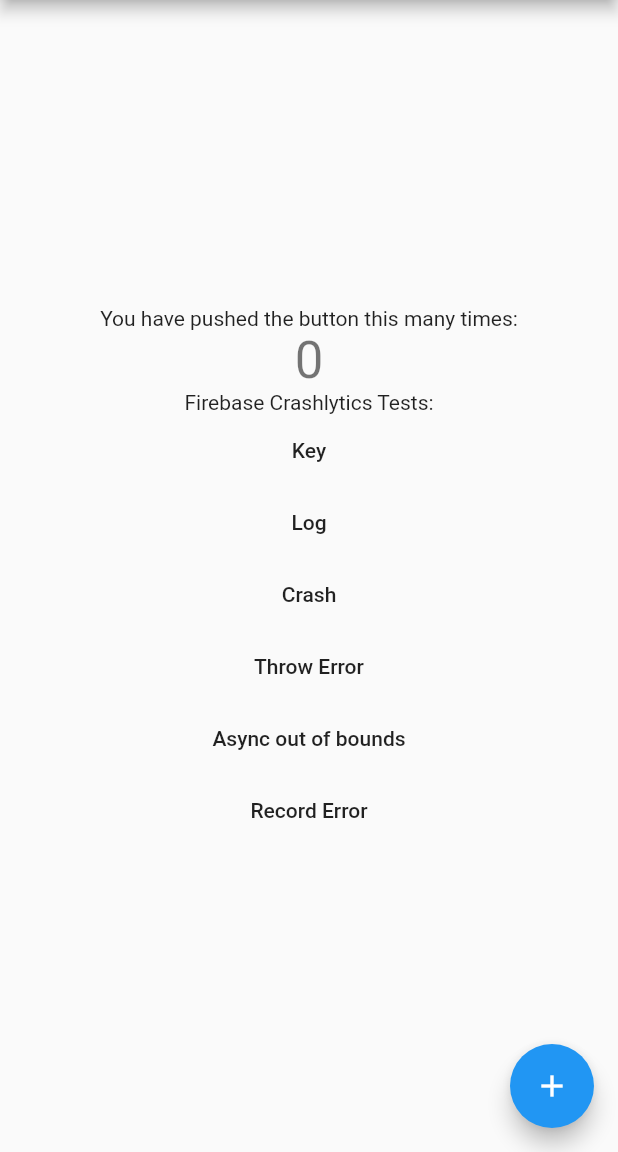
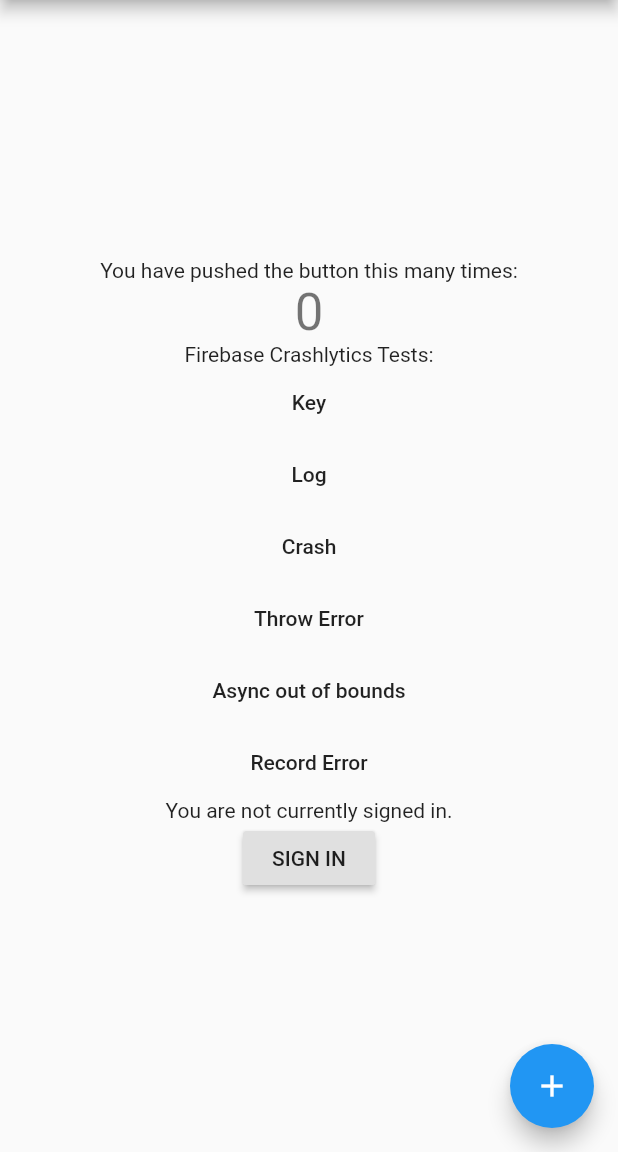
Before and after one commit to atsuteru/flutter_firebase_0507, a Flutter app: the screen it shows after launch, on a phone screen of 412 x 824 dp, the part 84-1236 px from its top. Run offline on Flutter 3.47's test engine with Material 2 defaults, Android fonts, the phone set to English and light mode, and no system bars; our stand-ins replace firebase_crashlytics, google_sign_in; accounts and stored records are empty.

Commit message:
Implementation to sign-in a user's Google account.

```diff
--- a/lib/main.dart
+++ b/lib/main.dart
@@ -1,6 +1,13 @@
 import 'dart:async';
 import 'package:firebase_crashlytics/firebase_crashlytics.dart';
 import 'package:flutter/material.dart';
+import 'package:google_sign_in/google_sign_in.dart';
+
+final GoogleSignIn _googleSignIn = GoogleSignIn(scopes: <String>[
+  'profile',
+  'https://www.googleapis.com/auth/photoslibrary',
+  'https://www.googleapis.com/auth/photoslibrary.sharing'
+]);
 
 void main() {
   Crashlytics.instance.enableInDevMode = true;
@@ -53,6 +60,35 @@ class MyHomePage extends StatefulWidget {
 
 class _MyHomePageState extends State<MyHomePage> {
   int _counter = 0;
+  GoogleSignInAccount _currentUser;
+
+  @override
+  void initState() {
+    super.initState();
+    _googleSignIn.onCurrentUserChanged.listen((GoogleSignInAccount account) {
+      setState(() {
+        _currentUser = account;
+      });
+      if (_currentUser != null) {
+        _handleGetContact();
+      }
+    });
+    _googleSignIn.signInSilently();
+  }
+
+  Future<void> _handleGetContact() async {
+  }
+
+  Future<void> _handleSignIn() async {
+    try {
+      await _googleSignIn.signIn();
+    } catch (e, s) {
+      Crashlytics.instance
+          .recordError(e, s, context: 'Google SignIn error');
+    }
+  }
+
+  Future<void> _handleSignOut() => _googleSignIn.disconnect();
 
   void _incrementCounter() {
     setState(() {
@@ -63,6 +99,43 @@ class _MyHomePageState extends State<MyHomePage> {
       // called again, and so nothing would appear to happen.
       _counter++;
     });
+  }
+
+  Widget _buildGoogleSignInBody() {
+    if (_currentUser != null) {
+      return Column(
+        mainAxisAlignment: MainAxisAlignment.spaceAround,
+        children: <Widget>[
+          ListTile(
+            leading: GoogleUserCircleAvatar(
+              identity: _currentUser,
+            ),
+            title: Text(_currentUser.displayName ?? ''),
+            subtitle: Text(_currentUser.email ?? ''),
+          ),
+          const Text("Signed in successfully."),
+          RaisedButton(
+            child: const Text('SIGN OUT'),
+            onPressed: _handleSignOut,
+          ),
+          RaisedButton(
+            child: const Text('REFRESH'),
+            onPressed: _handleGetContact,
+          ),
+        ],
+      );
+    } else {
+      return Column(
+        mainAxisAlignment: MainAxisAlignment.spaceAround,
+        children: <Widget>[
+          const Text("You are not currently signed in."),
+          RaisedButton(
+            child: const Text('SIGN IN'),
+            onPressed: _handleSignIn,
+          ),
+        ],
+      );
+    }
   }
 
   @override
@@ -156,6 +229,7 @@ class _MyHomePageState extends State<MyHomePage> {
                         .recordError(e, s, context: 'as an example');
                   }
                 }),
+            _buildGoogleSignInBody(),
           ],
         ),
       ),
--- a/pubspec.yaml
+++ b/pubspec.yaml
@@ -21,6 +21,7 @@ dependencies:
     sdk: flutter
   firebase_core: ^0.4.4+3
   firebase_crashlytics: ^0.1.3+3
+  google_sign_in: ^4.4.6
 
   # The following adds the Cupertino Icons font to your application.
   # Use with the CupertinoIcons class for iOS style icons.
```
Also changed, not shown: 1 other file.
